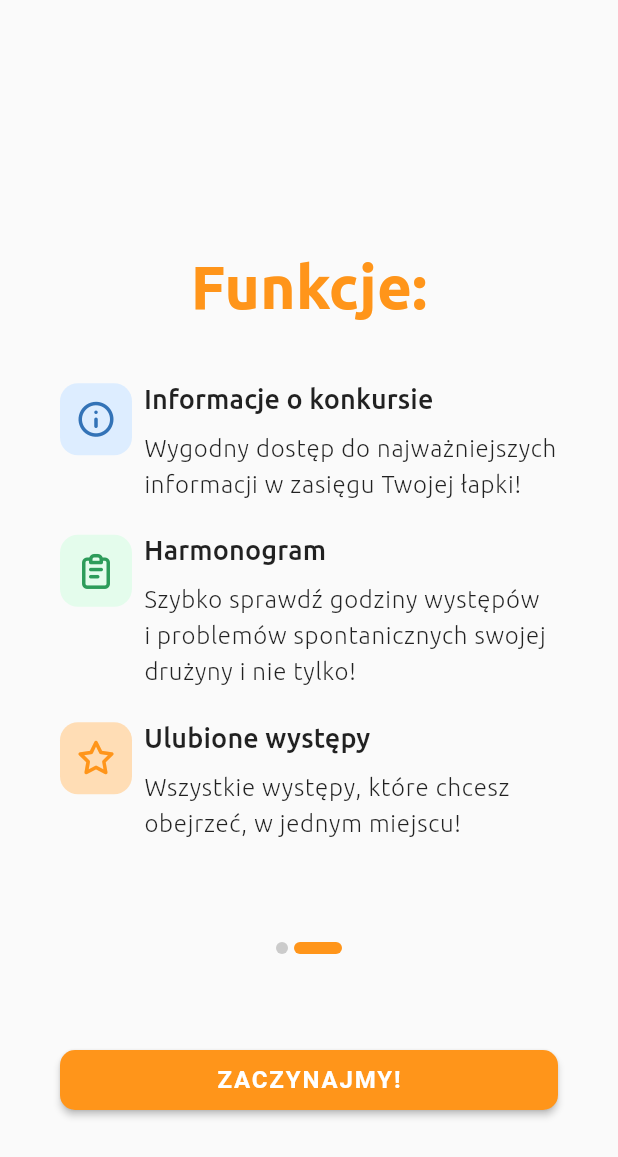
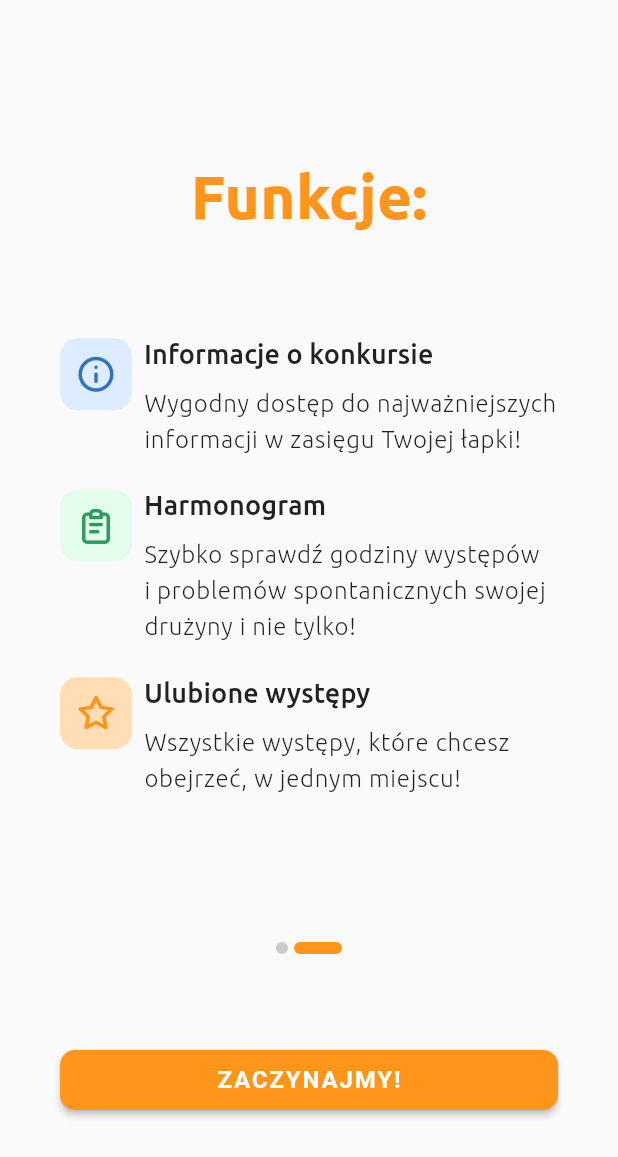
Before and after one commit to Odyssey-Of-The-Mind-Poland/OdysejaMobile, a Flutter app: the screen it shows after launch, after a tap on "DALEJ", on a phone screen of 412 x 824 dp. Shown: the top 1157 px of the screen. Run offline on Flutter 3.47's test engine with Material 2 defaults, Android fonts, the phone set to English and light mode, and no system bars; our stand-ins replace auto_route, bloc, dartz, dio, dot_navigation_bar, equatable and 8 more; missing offline and left inert: swipeable_tile; accounts and stored records are empty; generated files the repository leaves out were written again; network calls fail; statements that could not run were skipped; project files that could hold a hidden picture were left out.

Commit message:
Furthur fixes to welcome screen.
The idea behind this layout (title placed at the same height)
is not really working with the new content. Probably should change it.

```diff
--- a/lib/presentation/components/function_presentation_tile.dart
+++ b/lib/presentation/components/function_presentation_tile.dart
@@ -37,10 +37,7 @@ class FunctionPresentationTile extends StatelessWidget {
             children: [
               Text(title, style: AppTextStyles.subtitle1.copyWith(fontSize: 18)),
               const SizedBox(height: 8.0),
-              Text(
-                subtitle,
-                style: AppTextStyles.bodyText2,
-              )
+              Text(subtitle, style: AppTextStyles.bodyText2)
             ],
           ),
         ),
--- a/lib/presentation/main_view/initial_screens/welcome_screen.dart
+++ b/lib/presentation/main_view/initial_screens/welcome_screen.dart
@@ -34,13 +34,13 @@ class _WelcomeScreenState extends State<WelcomeScreen> {
         body: Padding(
       padding: height > 700
           ? const EdgeInsets.symmetric(horizontal: 40, vertical: 80)
-          : const EdgeInsets.symmetric(horizontal: 40, vertical: 60),
+          : const EdgeInsets.symmetric(horizontal: 40, vertical: 30),
       child: Column(
         crossAxisAlignment: CrossAxisAlignment.stretch,
         mainAxisAlignment: MainAxisAlignment.end,
         children: [
           Container(
-              height: 400,
+              height: 460,
               alignment: Alignment.center,
               child: AnimatedSwitcher(
                   switchInCurve: Curves.easeInQuart,
```
